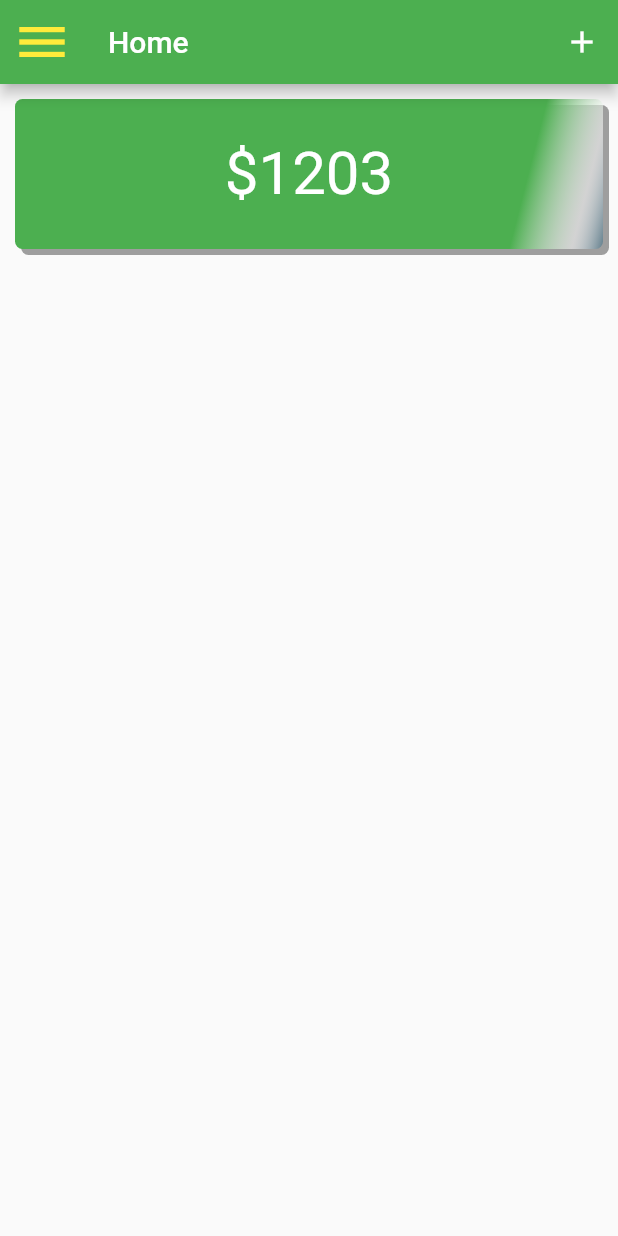
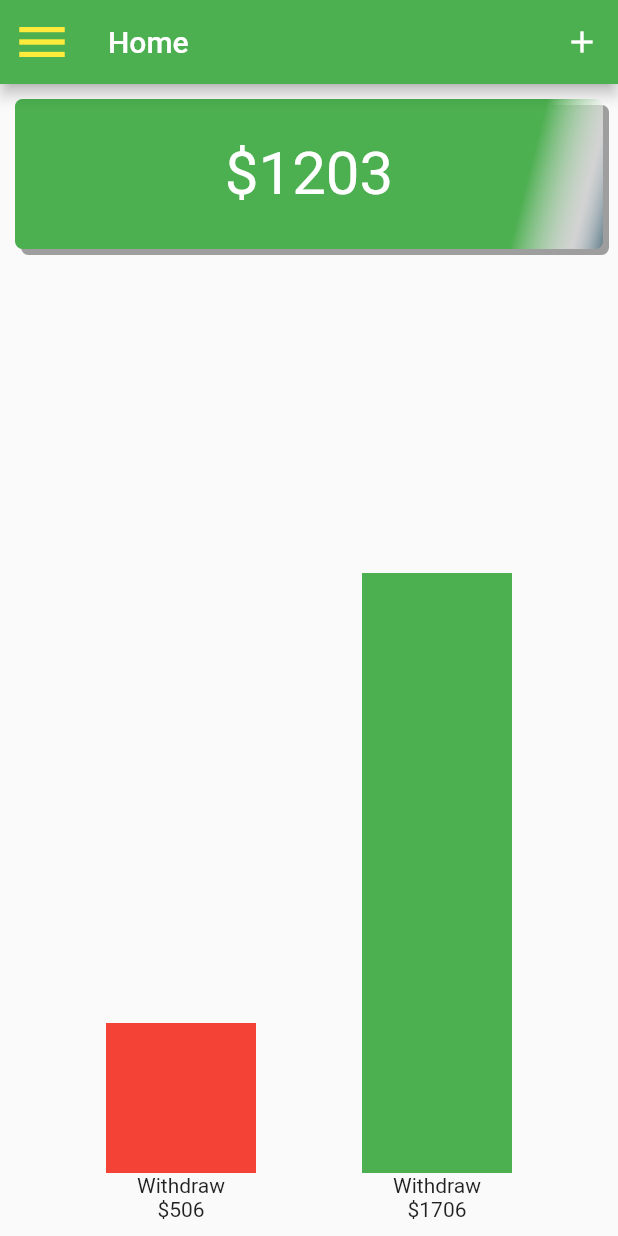
Before and after one commit to codehub-kirans/spend-tracker, a Flutter app: the screen it shows after launch, on a phone screen of 412 x 824 dp. Run offline on Flutter 3.47's test engine with Material 2 defaults, Android fonts, the phone set to English and light mode, and no system bars.

Commit message:
Home Page Scaffold

```diff
--- a/lib/pages/home/home_page.dart
+++ b/lib/pages/home/home_page.dart
@@ -1,3 +1,5 @@
+import 'dart:io';
+
 import 'package:flutter/material.dart';
 //import 'package:spend_tracker/pages/home/widgets/custom_text.dart';
 
@@ -23,14 +25,65 @@ class HomePage extends StatelessWidget {
       body: Column(
         crossAxisAlignment: CrossAxisAlignment.stretch,
         children: <Widget>[
-          _buildTotals(amount),
+          _TotalBudget(amount: amount),
+          Container(
+            padding: EdgeInsets.only(bottom: 10),
+            height: MediaQuery.of(context).size.height - 176,
+            child: Row(
+              crossAxisAlignment: CrossAxisAlignment.start,
+              mainAxisAlignment: MainAxisAlignment.spaceEvenly,
+              children: <Widget>[
+                _BarLine(100, Colors.red, 'Withdraw', 506),
+                _BarLine(400, Colors.green, 'Withdraw', 1706),
+              ],
+            ),
+          )
         ],
       ),
     );
   }
 }
 
-Widget _buildTotals(String amount) {
+class _BarLine extends StatelessWidget {
+  const _BarLine(
+    this.height,
+    this.color,
+    this.label,
+    this.amount, {
+    Key key,
+  }) : super(key: key);
+  final double height;
+  final Color color;
+  final String label;
+  final int amount;
+  @override
+  Widget build(BuildContext context) {
+    return Column(
+      mainAxisAlignment: MainAxisAlignment.end,
+      crossAxisAlignment: CrossAxisAlignment.center,
+      children: [
+        Container(
+          height: height,
+          width: 100,
+          color: color,
+        ),
+        Text(label),
+        Text('\$$amount'),
+      ],
+    );
+  }
+}
+
+class _TotalBudget extends StatelessWidget {
+  const _TotalBudget({
+    Key key,
+    @required this.amount,
+  }) : super(key: key);
+
+  final String amount;
+
+  @override
+  Widget build(BuildContext context) {
     return Container(
       height: 100,
       margin: EdgeInsets.all(10),
@@ -65,3 +118,4 @@ Widget _buildTotals(String amount) {
           ]),
     );
   }
+}
```
Lines whose indentation alone changed are shown as unchanged.
